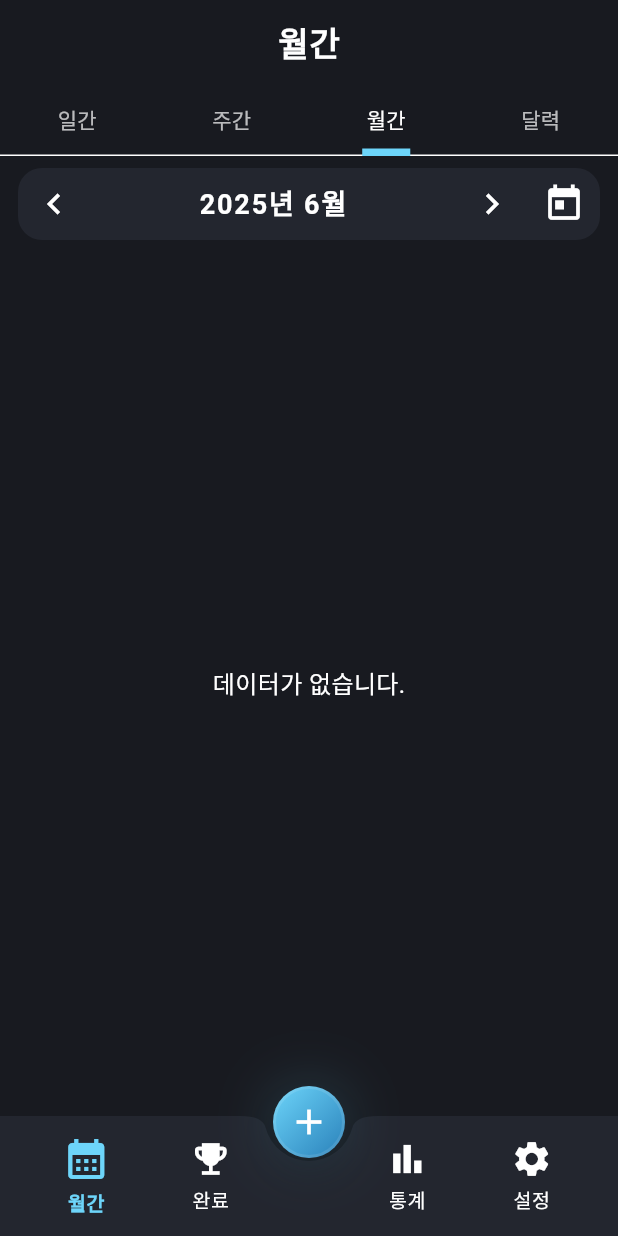
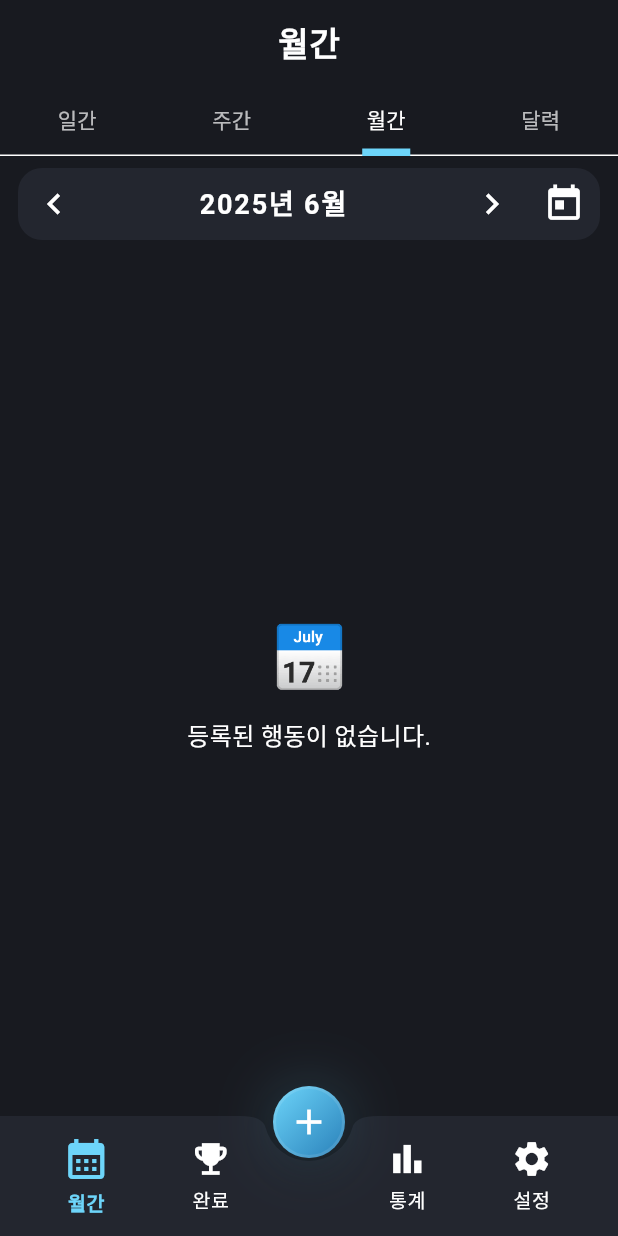
Before and after one commit to baesee/month_action_flutter, a Flutter app: the screen it shows after launch, tab 3 chosen, on a phone screen of 412 x 824 dp. Run offline on Flutter 3.47's test engine with Material 3 defaults, Android fonts, the light colour scheme and no system bars; our stand-ins replace fl_chart, hive, hive_flutter, table_calendar; accounts and stored records are empty.

```diff
--- a/lib/presentation/views/calendar_view.dart
+++ b/lib/presentation/views/calendar_view.dart
@@ -318,7 +318,7 @@ class _CalendarViewState extends State<CalendarView> {
                       )
                       .toList();
               if (filtered.isEmpty) {
-                return const CustomEmpty(message: '등록된 항목이 없습니다.', emoji: '��');
+                return const CustomEmpty(message: '등록된 행동이 없습니다.', emoji: '📅');
               }
               return ListView.separated(
                 itemCount: filtered.length,
--- a/lib/presentation/views/monthly_calendar_view.dart
+++ b/lib/presentation/views/monthly_calendar_view.dart
@@ -296,7 +296,10 @@ class _CalendarViewState extends State<CalendarView> {
                       .toList();
               if (filtered.isEmpty) {
                 return const Center(
-                  child: Text('등록된 행동이 없습니다.', style: TextStyle(fontSize: 16)),
+                  child: Text(
+                    '등록된 행동이 없습니다.!!',
+                    style: TextStyle(fontSize: 16, color: Colors.white),
+                  ),
                 );
               }
               return ListView.separated(
--- a/lib/presentation/views/monthly_view.dart
+++ b/lib/presentation/views/monthly_view.dart
@@ -55,7 +55,19 @@ class MonthlyView extends StatelessWidget {
         final grouped = groupByDate(actions);
         final sortedDates = grouped.keys.toList()..sort();
         if (sortedDates.isEmpty) {
-          return const Center(child: Text('데이터가 없습니다.'));
+          return const Center(
+            child: Column(
+              mainAxisAlignment: MainAxisAlignment.center,
+              children: [
+                Text('📅', style: TextStyle(fontSize: 40)),
+                SizedBox(height: 12),
+                Text(
+                  '등록된 행동이 없습니다.',
+                  style: TextStyle(color: Colors.white, fontSize: 16),
+                ),
+              ],
+            ),
+          );
         }
         return ListView.builder(
           itemCount: sortedDates.length,
```
Also changed, not shown: lib/presentation/action/action_add_screen.dart (+6 -4 lines), lib/presentation/action/action_edit_screen.dart (+6 -4 lines).
